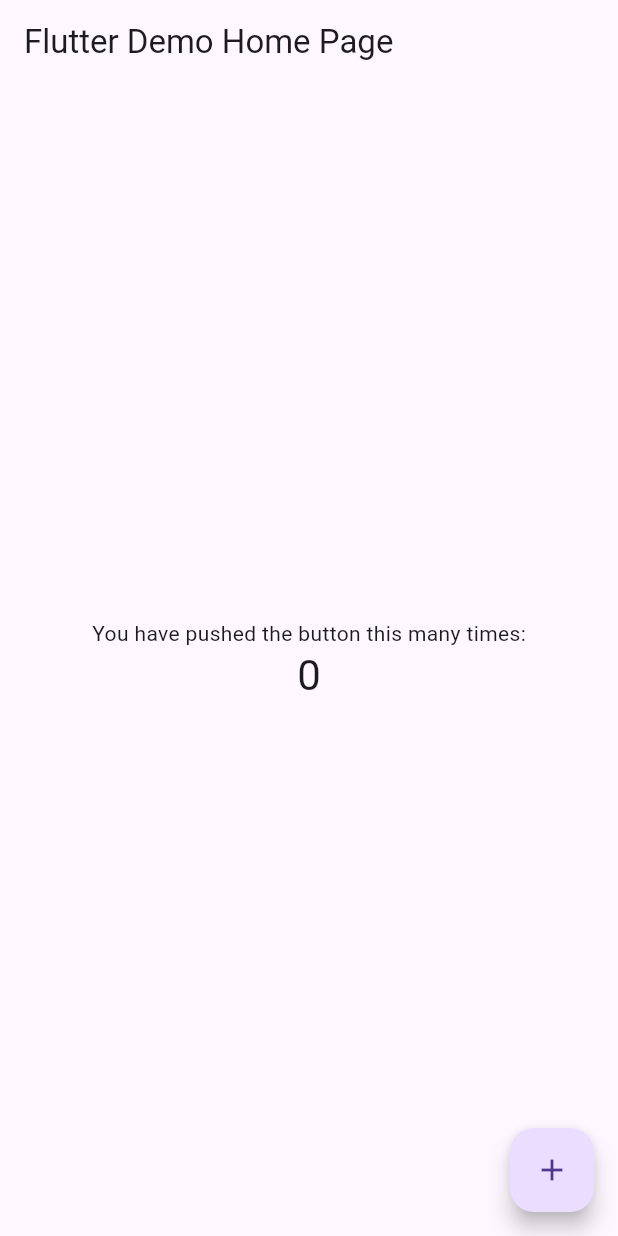
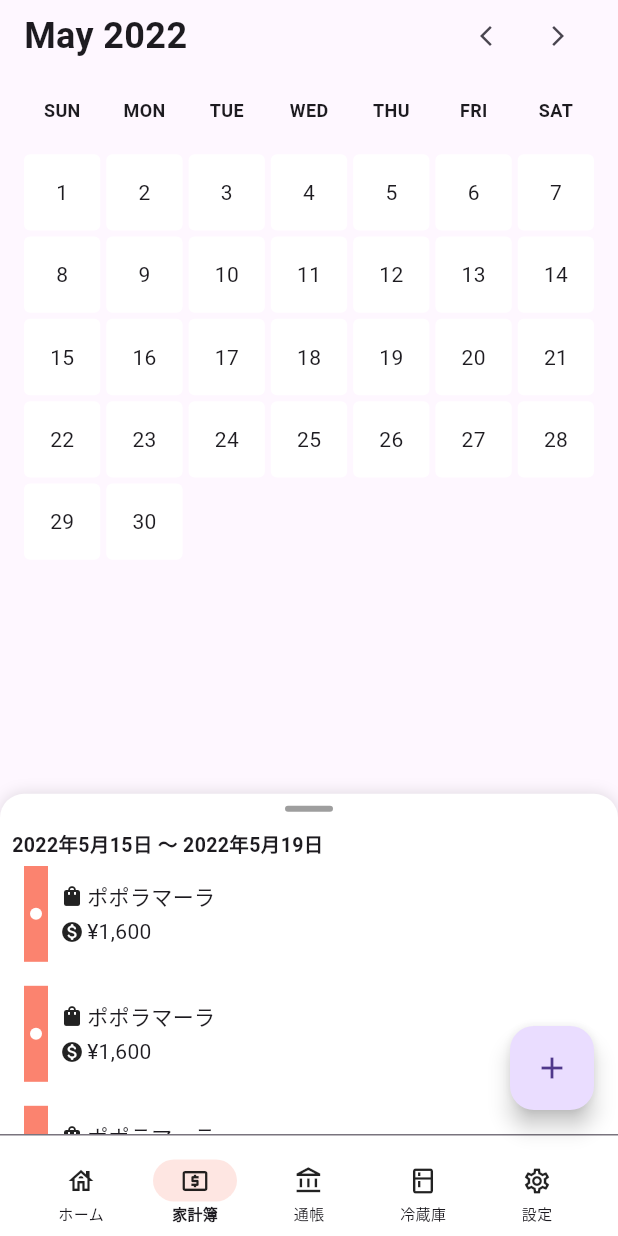
Before and after one commit to m-kodama/kakeibooo-flutter, a Flutter app: the screen it shows after launch, on a phone screen of 412 x 824 dp. Run offline on Flutter 3.47's test engine with Material 2 defaults, Android fonts, the phone set to English and light mode, and no system bars; our stand-ins replace google_fonts, hooks_riverpod.

Commit message:
feat: 家計簿画面の仮実装

```diff
--- /dev/null
+++ b/lib/core/app_color.dart
@@ -0,0 +1,8 @@
+import 'package:flutter/material.dart';
+
+class AppColors {
+  const AppColors._();
+
+  static Color primaryColor = const Color(0xFFFB836F);
+  static Color secondaryColor = const Color(0xFF6667AB);
+}
--- /dev/null
+++ b/lib/core/app_theme.dart
@@ -0,0 +1,9 @@
+import 'package:flutter/material.dart';
+
+final myDarkTheme = ThemeData(
+  brightness: Brightness.dark,
+  applyElevationOverlayColor: true,
+  scaffoldBackgroundColor: const Color(0xFF121212),
+  colorScheme: const ColorScheme.dark(),
+  cardColor: const Color(0xFF121212),
+);
--- /dev/null
+++ b/lib/core/widget/size_listenable_container.dart
@@ -0,0 +1,48 @@
+import 'package:flutter/widgets.dart';
+import 'package:flutter/rendering.dart';
+import 'package:flutter/scheduler.dart';
+
+typedef SizeChangedCallback = void Function(Size size);
+
+class SizeListenableContainer extends SingleChildRenderObjectWidget {
+  const SizeListenableContainer({
+    Key? key,
+    Widget? child,
+    required this.onSizeChanged,
+  }) : super(key: key, child: child);
+
+  final SizeChangedCallback onSizeChanged;
+
+  @override
+  SizeListenableRenderObject createRenderObject(BuildContext context) {
+    return SizeListenableRenderObject(onSizeChanged: onSizeChanged);
+  }
+}
+
+class SizeListenableRenderObject extends RenderProxyBox {
+  SizeListenableRenderObject({
+    RenderBox? child,
+    required this.onSizeChanged,
+  }) : super(child);
+
+  final SizeChangedCallback onSizeChanged;
+
+  Size? _oldSize;
+
+  @override
+  void performLayout() {
+    super.performLayout();
+
+    final Size size = this.size;
+    if (size != _oldSize) {
+      _oldSize = size;
+      _callback(size);
+    }
+  }
+
+  void _callback(Size size) {
+    SchedulerBinding.instance.addPostFrameCallback((Duration _) {
+      onSizeChanged(size);
+    });
+  }
+}
--- /dev/null
+++ b/lib/feature/calendar/ui/calendar_page.dart
@@ -0,0 +1,265 @@
+import 'package:flutter/material.dart';
+import 'package:google_fonts/google_fonts.dart';
+import 'package:hooks_riverpod/hooks_riverpod.dart';
+import 'package:kakeibooo_flutter/core/app_color.dart';
+import 'package:kakeibooo_flutter/core/widget/size_listenable_container.dart';
+
+class CalendarPage extends ConsumerWidget {
+  const CalendarPage({Key? key}) : super(key: key);
+
+  @override
+  Widget build(BuildContext context, WidgetRef ref) {
+    return Stack(
+      children: [
+        Padding(
+          padding: const EdgeInsets.only(left: 16, right: 16),
+          child: SizeListenableContainer(
+            onSizeChanged: (size) {
+              debugPrint(size.toString());
+            },
+            child: Column(
+              mainAxisSize: MainAxisSize.min,
+              children: [
+                const _CalendarTitleRow(),
+                GridView.count(
+                  shrinkWrap: true,
+                  physics: const NeverScrollableScrollPhysics(),
+                  crossAxisCount: 7,
+                  mainAxisSpacing: 4,
+                  crossAxisSpacing: 4,
+                  children: [
+                    for (final date in [
+                      'SUN',
+                      'MON',
+                      'TUE',
+                      'WED',
+                      'THU',
+                      'FRI',
+                      'SAT',
+                    ])
+                      Center(
+                        child: Text(
+                          date,
+                          style: GoogleFonts.mPlusRounded1c(
+                            fontSize: 12,
+                            fontWeight: FontWeight.bold,
+                          ),
+                        ),
+                      ),
+                    for (int i = 1; i < 31; i++) _CalendarCell(day: i),
+                  ],
+                ),
+              ],
+            ),
+          ),
+        ),
+        DraggableScrollableSheet(
+          initialChildSize: 0.3,
+          minChildSize: 0.3,
+          maxChildSize: 0.9,
+          snap: true,
+          builder: (context, scrollController) {
+            return Container(
+              decoration: const BoxDecoration(
+                color: Colors.white,
+                borderRadius: BorderRadius.only(
+                  topLeft: Radius.circular(16),
+                  topRight: Radius.circular(16),
+                ),
+                boxShadow: [
+                  BoxShadow(
+                    color: Colors.black12,
+                    offset: Offset(0, 0),
+                    blurRadius: 8,
+                  ),
+                ],
+              ),
+              child: Column(
+                children: [
+                  Container(
+                    width: 32,
+                    height: 4,
+                    margin: const EdgeInsets.symmetric(vertical: 8),
+                    decoration: BoxDecoration(
+                      color: Colors.grey,
+                      borderRadius: BorderRadius.circular(4),
+                    ),
+                  ),
+                  Container(
+                    width: double.infinity,
+                    padding:
+                        const EdgeInsets.symmetric(horizontal: 8, vertical: 4),
+                    color: Colors.white,
+                    child: Text(
+                      '2022年5月15日 〜 2022年5月19日',
+                      style: GoogleFonts.mPlusRounded1c(
+                        fontSize: 13,
+                        fontWeight: FontWeight.bold,
+                      ),
+                    ),
+                  ),
+                  Expanded(
+                    child: SingleChildScrollView(
+                      controller: scrollController,
+                      child: Column(
+                        children: [
+                          _ReceiptCard(shopName: 'ポポラマーラ', price: '¥1,600'),
+                          _ReceiptCard(shopName: 'ポポラマーラ', price: '¥1,600'),
+                          _ReceiptCard(shopName: 'ポポラマーラ', price: '¥1,600'),
+                          _ReceiptCard(shopName: 'ポポラマーラ', price: '¥1,600'),
+                          _ReceiptCard(shopName: 'ポポラマーラ', price: '¥1,600'),
+                          _ReceiptCard(shopName: 'ポポラマーラ', price: '¥1,600'),
+                          _ReceiptCard(shopName: 'ポポラマーラ', price: '¥1,600'),
+                          _ReceiptCard(shopName: 'ポポラマーラ', price: '¥1,600'),
+                          _ReceiptCard(shopName: 'ポポラマーラ', price: '¥1,600'),
+                          _ReceiptCard(shopName: 'ポポラマーラ', price: '¥1,600'),
+                          _ReceiptCard(shopName: 'ポポラマーラ', price: '¥1,600'),
+                          _ReceiptCard(shopName: 'ポポラマーラ', price: '¥1,600'),
+                        ],
+                      ),
+                    ),
+                  ),
+                ],
+              ),
+            );
+          },
+        )
+      ],
+    );
+  }
+}
+
+class _ReceiptCard extends StatelessWidget {
+  const _ReceiptCard({
+    required this.shopName,
+    required this.price,
+    Key? key,
+  }) : super(key: key);
+
+  final String shopName;
+  final String price;
+
+  @override
+  Widget build(BuildContext context) {
+    return Container(
+      padding: const EdgeInsets.symmetric(horizontal: 16),
+      margin: const EdgeInsets.only(bottom: 16),
+      child: Row(
+        children: [
+          Container(
+            width: 16,
+            height: 64,
+            color: AppColors.primaryColor,
+            child: Center(
+              child: Container(
+                width: 8,
+                height: 8,
+                decoration: BoxDecoration(
+                  color: Colors.white,
+                  borderRadius: BorderRadius.circular(8),
+                ),
+              ),
+            ),
+          ),
+          const SizedBox(width: 8),
+          Expanded(
+            child: SizedBox(
+              height: 64,
+              child: Column(
+                mainAxisAlignment: MainAxisAlignment.center,
+                crossAxisAlignment: CrossAxisAlignment.start,
+                children: [
+                  Row(
+                    children: [
+                      Icon(
+                        Icons.shopping_bag,
+                        size: 16,
+                      ),
+                      SizedBox(width: 2),
+                      Text(
+                        shopName,
+                        style: GoogleFonts.mPlusRounded1c(
+                          fontSize: 14,
+                        ),
+                      ),
+                    ],
+                  ),
+                  const SizedBox(height: 4),
+                  Row(
+                    children: [
+                      Icon(
+                        Icons.monetization_on_rounded,
+                        size: 16,
+                      ),
+                      SizedBox(width: 2),
+                      Text(
+                        price,
+                        style: GoogleFonts.mPlusRounded1c(
+                          fontSize: 14,
+                        ),
+                      ),
+                    ],
+                  )
+                ],
+              ),
+            ),
+          ),
+        ],
+      ),
+    );
+  }
+}
+
+class _CalendarTitleRow extends StatelessWidget {
+  const _CalendarTitleRow({Key? key}) : super(key: key);
+
+  @override
+  Widget build(BuildContext context) {
+    return Row(
+      children: [
+        Text(
+          'May 2022',
+          style: GoogleFonts.mPlusRounded1c(
+            fontSize: 24,
+            fontWeight: FontWeight.bold,
+          ),
+        ),
+        const Spacer(),
+        IconButton(
+          onPressed: () {},
+          icon: const Icon(Icons.arrow_back_ios_new),
+          iconSize: 16,
+          splashRadius: 20,
+        ),
+        IconButton(
+          onPressed: () {},
+          icon: const Icon(Icons.arrow_forward_ios),
+          iconSize: 16,
+          splashRadius: 20,
+        ),
+      ],
+    );
+  }
+}
+
+class _CalendarCell extends StatelessWidget {
+  const _CalendarCell({
+    required this.day,
+    Key? key,
+  }) : super(key: key);
+
+  final int day;
+
+  @override
+  Widget build(BuildContext context) {
+    return Container(
+      decoration: BoxDecoration(
+        color: Colors.white,
+        borderRadius: BorderRadius.circular(4),
+      ),
+      child: Center(
+        child: Text('$day'),
+      ),
+    );
+  }
+}
--- /dev/null
+++ b/lib/feature/home/ui/home_page.dart
@@ -0,0 +1,125 @@
+import 'package:flutter/material.dart';
+import 'package:google_fonts/google_fonts.dart';
+import 'package:hooks_riverpod/hooks_riverpod.dart';
+import 'package:kakeibooo_flutter/core/app_color.dart';
+import 'package:kakeibooo_flutter/feature/calendar/ui/calendar_page.dart';
+
+class HomePage extends ConsumerWidget {
+  const HomePage({Key? key}) : super(key: key);
+
+  @override
+  Widget build(BuildContext context, WidgetRef ref) {
+    return Scaffold(
+      body: const SafeArea(
+        child: ClipRRect(child: CalendarPage()),
+      ),
+      bottomNavigationBar: Container(
+        padding: const EdgeInsets.symmetric(horizontal: 16),
+        decoration: BoxDecoration(
+          color: Colors.white,
+          border: Border(
+            top: BorderSide(color: Theme.of(context).dividerColor),
+          ),
+        ),
+        child: Row(
+          mainAxisAlignment: MainAxisAlignment.spaceBetween,
+          children: const [
+            BottomBarButton(
+              icon: Icons.house_outlined,
+              activeIcon: Icons.house,
+              label: 'ホーム',
+            ),
+            BottomBarButton(
+              icon: Icons.local_atm_outlined,
+              activeIcon: Icons.local_atm,
+              label: '家計簿',
+              isSelected: true,
+            ),
+            BottomBarButton(
+              icon: Icons.account_balance_outlined,
+              activeIcon: Icons.account_balance,
+              label: '通帳',
+            ),
+            BottomBarButton(
+              icon: Icons.kitchen_outlined,
+              activeIcon: Icons.kitchen,
+              label: '冷蔵庫',
+            ),
+            BottomBarButton(
+              icon: Icons.settings_outlined,
+              activeIcon: Icons.settings,
+              label: '設定',
+            ),
+          ],
+        ),
+      ),
+      floatingActionButton: FloatingActionButton(
+        onPressed: () {},
+        child: const Icon(Icons.add),
+      ),
+    );
+  }
+}
+
+class BottomBarButton extends StatelessWidget {
+  const BottomBarButton({
+    required this.icon,
+    required this.activeIcon,
+    required this.label,
+    this.isSelected = false,
+    Key? key,
+  }) : super(key: key);
+
+  final IconData icon;
+  final IconData activeIcon;
+  final String label;
+  final bool isSelected;
+
+  @override
+  Widget build(BuildContext context) {
+    final bottomPadding = MediaQuery.of(context).padding.bottom;
+
+    return Expanded(
+      child: GestureDetector(
+        onTap: () {},
+        child: Container(
+          padding: EdgeInsets.only(
+            top: 16,
+            bottom: bottomPadding > 0 ? bottomPadding : 8,
+          ),
+          // color: Colors.green,
+          child: Column(
+            mainAxisSize: MainAxisSize.min,
+            children: [
+              Container(
+                width: 56,
+                padding: const EdgeInsets.symmetric(vertical: 4),
+                decoration: BoxDecoration(
+                  color: isSelected
+                      ? AppColors.primaryColor.withOpacity(0.2)
+                      : Colors.transparent,
+                  borderRadius: BorderRadius.circular(24),
+                ),
+                child: Center(
+                  child: Icon(
+                    isSelected ? activeIcon : icon,
+                    size: 20,
+                  ),
+                ),
+              ),
+              const SizedBox(height: 1),
+              Text(
+                label,
+                style: GoogleFonts.mPlusRounded1c(
+                  fontSize: 10,
+                  fontWeight: isSelected ? FontWeight.bold : FontWeight.normal,
+                ),
+                textScaleFactor: 1,
+              )
+            ],
+          ),
+        ),
+      ),
+    );
+  }
+}
--- a/lib/main.dart
+++ b/lib/main.dart
@@ -1,4 +1,5 @@
 import 'package:flutter/material.dart';
+import 'package:kakeibooo_flutter/feature/home/ui/home_page.dart';
 
 void main() {
   runApp(const MyApp());
@@ -7,110 +8,15 @@ void main() {
 class MyApp extends StatelessWidget {
   const MyApp({Key? key}) : super(key: key);
 
-  // This widget is the root of your application.
   @override
   Widget build(BuildContext context) {
     return MaterialApp(
-      title: 'Flutter Demo',
+      title: 'Kakeibooo',
       theme: ThemeData(
         useMaterial3: true,
-        // This is the theme of your application.
-        //
-        // Try running your application with "flutter run". You'll see the
-        // application has a blue toolbar. Then, without quitting the app, try
-        // changing the primarySwatch below to Colors.green and then invoke
-        // "hot reload" (press "r" in the console where you ran "flutter run",
-        // or simply save your changes to "hot reload" in a Flutter IDE).
-        // Notice that the counter didn't reset back to zero; the application
-        // is not restarted.
-        primarySwatch: Colors.blue,
+        primarySwatch: Colors.orange,
       ),
-      home: const MyHomePage(title: 'Flutter Demo Home Page'),
+      home: const HomePage(),
     );
   }
 }
-
-class MyHomePage extends StatefulWidget {
-  const MyHomePage({Key? key, required this.title}) : super(key: key);
-
-  // This widget is the home page of your application. It is stateful, meaning
-  // that it has a State object (defined below) that contains fields that affect
-  // how it looks.
-
-  // This class is the configuration for the state. It holds the values (in this
-  // case the title) provided by the parent (in this case the App widget) and
-  // used by the build method of the State. Fields in a Widget subclass are
-  // always marked "final".
-
-  final String title;
-
-  @override
-  State<MyHomePage> createState() => _MyHomePageState();
-}
-
-class _MyHomePageState extends State<MyHomePage> {
-  int _counter = 0;
-
-  void _incrementCounter() {
-    setState(() {
-      // This call to setState tells the Flutter framework that something has
-      // changed in this State, which causes it to rerun the build method below
-      // so that the display can reflect the updated values. If we changed
-      // _counter without calling setState(), then the build method would not be
-      // called again, and so nothing would appear to happen.
-      _counter++;
-    });
-  }
-
-  @override
-  Widget build(BuildContext context) {
-    // This method is rerun every time setState is called, for instance as done
-    // by the _incrementCounter method above.
-    //
-    // The Flutter framework has been optimized to make rerunning build methods
-    // fast, so that you can just rebuild anything that needs updating rather
-    // than having to individually change instances of widgets.
-    return Scaffold(
-      appBar: AppBar(
-        // Here we take the value from the MyHomePage object that was created by
-        // the App.build method, and use it to set our appbar title.
-        title: Text(widget.title),
-      ),
-      body: Center(
-        // Center is a layout widget. It takes a single child and positions it
-        // in the middle of the parent.
-        child: Column(
-          // Column is also a layout widget. It takes a list of children and
-          // arranges them vertically. By default, it sizes itself to fit its
-          // children horizontally, and tries to be as tall as its parent.
-          //
-          // Invoke "debug painting" (press "p" in the console, choose the
-          // "Toggle Debug Paint" action from the Flutter Inspector in Android
-          // Studio, or the "Toggle Debug Paint" command in Visual Studio Code)
-          // to see the wireframe for each widget.
-          //
-          // Column has various properties to control how it sizes itself and
-          // how it positions its children. Here we use mainAxisAlignment to
-          // center the children vertically; the main axis here is the vertical
-          // axis because Columns are vertical (the cross axis would be
-          // horizontal).
-          mainAxisAlignment: MainAxisAlignment.center,
-          children: <Widget>[
-            const Text(
-              'You have pushed the button this many times:',
-            ),
-            Text(
-              '$_counter',
-              style: Theme.of(context).textTheme.headline4,
-            ),
-          ],
-        ),
-      ),
-      floatingActionButton: FloatingActionButton(
-        onPressed: _incrementCounter,
-        tooltip: 'Increment',
-        child: const Icon(Icons.add),
-      ), // This trailing comma makes auto-formatting nicer for build methods.
-    );
-  }
-}
```
